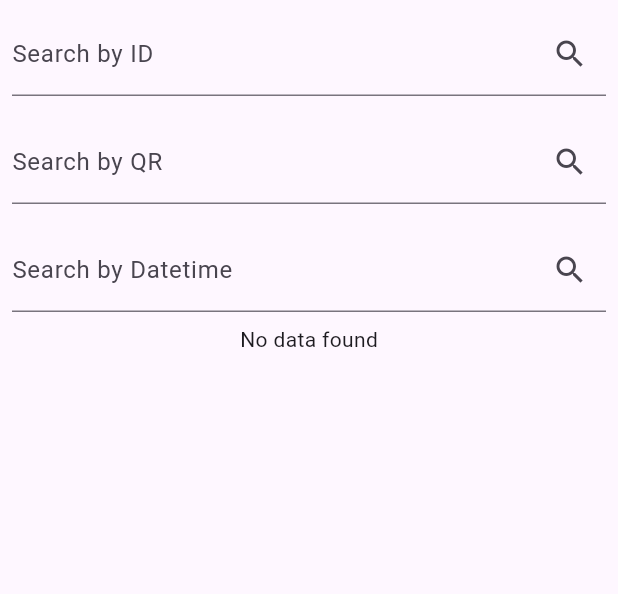
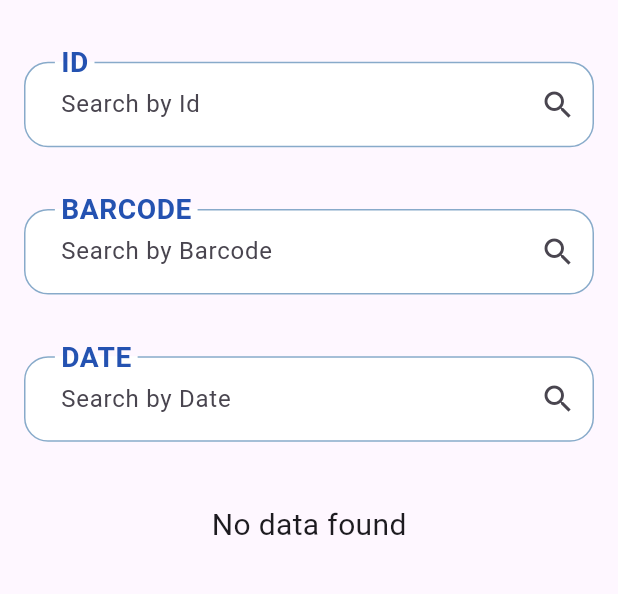
Before and after one commit to Nora-2/qr, a Flutter app: the ViewDataScreen screen opened by its route, on a phone screen of 412 x 824 dp, the part 84-678 px from its top. Run offline on Flutter 3.47's test engine with Material 3 defaults, Android fonts, the phone set to English and light mode, and no system bars; our stand-ins replace audioplayers, awesome_dialog, bloc, flutter_bloc, sqflite; missing offline and left inert: flutter_excel, giffy_dialog, qr_code_scanner; accounts and stored records are empty; Roboto replaces fonts that are missing (Pacifico).

Commit message:
commit new

```diff
--- a/lib/features/viewdata/presentation/view/viewdata.dart
+++ b/lib/features/viewdata/presentation/view/viewdata.dart
@@ -7,6 +7,7 @@ import 'package:qr_code_app/core/utilis/constant.dart';
 import 'package:qr_code_app/core/utilis/databasehelper.dart';
 import 'package:qr_code_app/features/core.dart';
 import 'package:qr_code_app/widgets/AwesomeDiaglog.dart';
+import 'package:qr_code_app/widgets/TextField.dart';
 
 class ViewDataScreen extends StatefulWidget {
   const ViewDataScreen({super.key});
@@ -82,6 +83,7 @@ class _ViewDataScreenState extends State<ViewDataScreen> {
 
   @override
   Widget build(BuildContext context) {
+    final height = MediaQuery.of(context).size.height;
     return Scaffold(
         appBar: AppBar(
           backgroundColor: primarycolor,
@@ -122,14 +124,8 @@ class _ViewDataScreenState extends State<ViewDataScreen> {
         body: Column(
           children: [
             Padding(
-              padding: const EdgeInsets.all(8.0),
-              child: TextField(
-                controller: _searchControllerID,
-                decoration: InputDecoration(
-                  labelText: 'Search by ID',
-                  suffixIcon: IconButton(
-                    icon: const Icon(Icons.search),
-                    onPressed: () {
+              padding:  EdgeInsets.only( top: height * 0.05 , bottom: height * 0.05),
+              child:CustomTextFormField(controller: _searchControllerID, labelText: 'ID', hintText:  'Search by Id', onPressed: () {
                 setState(() {
                   _searchQuery = _searchControllerID.text;
                   _loadDataID(_searchQuery);
@@ -137,46 +133,35 @@ class _ViewDataScreenState extends State<ViewDataScreen> {
               },
             ),
             ),
-              ),
-            ),
             Padding(
-              padding: const EdgeInsets.all(8.0),
-              child: TextField(
-                controller: _searchControllerQR,
-                decoration: InputDecoration(
-                  labelText: 'Search by QR',
-                  suffixIcon: IconButton(
-                    icon: const Icon(Icons.search),
-                    onPressed: () {
+              padding:  EdgeInsets.only(  bottom: height * 0.05),
+              child: CustomTextFormField(controller: _searchControllerQR, labelText: 'BARCODE', hintText: 'Search by Barcode', onPressed: () {
                       setState(() {
                         _searchQuery = _searchControllerQR.text;
                         _loadDataQR(_searchQuery);
                       });
-                    },
-                  ),
-                ),
-              ),
+                    },)
+
+
+
             ),
             Padding(
-              padding: const EdgeInsets.all(8.0),
-              child: TextField(
-                controller: _searchControllerDatetime,
-                decoration: InputDecoration(
-                  labelText: 'Search by Datetime',
-                  suffixIcon: IconButton(
-                    icon: const Icon(Icons.search),
-                    onPressed: () {
+           padding:  EdgeInsets.only(  bottom: height * 0.05),
+              child: CustomTextFormField(controller: _searchControllerDatetime, labelText: 'DATE', hintText: 'Search by Date', onPressed: () {
                       setState(() {
                         _searchQuery = _searchControllerDatetime.text;
                         _loadDataDatetime(_searchQuery);
                       });
-                    },
-                  ),
-                ),
-              ),
+                    },)
+
+
+
+
             ),
             _qrcodes.isEmpty
-                ? const Center(child: Text('No data found'))
+                ? const Center(child: Text('No data found',style: TextStyle(
+                  fontSize: 20,
+                ),))
                 : SingleChildScrollView(
                     scrollDirection: Axis.vertical,
                     child: FittedBox(
--- /dev/null
+++ b/lib/widgets/TextField.dart
@@ -0,0 +1,74 @@
+// ignore_for_file: file_names
+
+import 'package:flutter/material.dart';
+import 'package:qr_code_app/core/utilis/constant.dart';
+
+class CustomTextFormField extends StatefulWidget {
+  // ignore: use_key_in_widget_constructors
+  const CustomTextFormField({
+    required this.controller,
+    required this.labelText,
+    required this.hintText,
+    required this.onPressed,
+
+  });
+
+  final TextEditingController controller;
+  final String labelText;
+  final String hintText;
+  final VoidCallback onPressed;
+
+
+
+  @override
+  State<CustomTextFormField> createState() => _CustomTextFormFieldState();
+}
+
+class _CustomTextFormFieldState extends State<CustomTextFormField> {
+
+
+  @override
+  Widget build(BuildContext context)
+   {
+    final width = MediaQuery.of(context).size.width;
+    final height = MediaQuery.of(context).size.height;
+
+    return Padding(
+      padding: const EdgeInsets.symmetric(horizontal: 16),
+      child: TextFormField(
+
+        controller: widget.controller,
+        decoration: InputDecoration(
+            suffixIcon:  Icon(Icons.search),
+            filled: true,
+            fillColor: Colors.white,
+            floatingLabelBehavior: FloatingLabelBehavior.always,
+            contentPadding:  EdgeInsets.symmetric(horizontal: width * 0.05 , vertical: height * 0.02),
+            labelText: (widget.labelText),
+            hintText: widget.hintText,
+            labelStyle: TextStyle(
+              fontSize: 25,
+              color: primarycolor,
+              fontWeight: FontWeight.bold,
+            ),
+            focusedBorder: OutlineInputBorder(
+              borderRadius: BorderRadius.circular(16),
+              borderSide: const BorderSide(
+                color: Color(0xFF047EB0),
+              ),
+            ),
+            enabledBorder: OutlineInputBorder(
+              borderRadius: BorderRadius.circular(16),
+              borderSide: const BorderSide(
+                color: Color(0xFF88AACA),
+              ),
+            ),
+            border: const OutlineInputBorder(
+              borderSide: BorderSide(
+                color: Color(0xFF88AACA),
+              ),
+            )),
+      ),
+    );
+  }
+}
```
Lines whose indentation alone changed are shown as unchanged.
